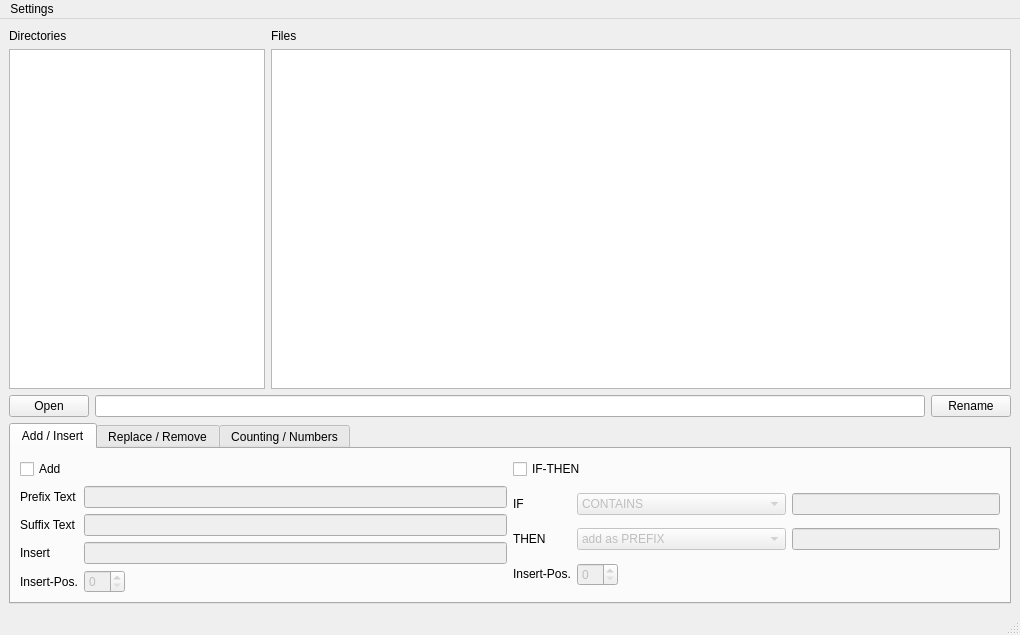
Before: the Qt Designer form mainwindow.ui in Addi90/ARenamerTool, drawn with Qt 5.
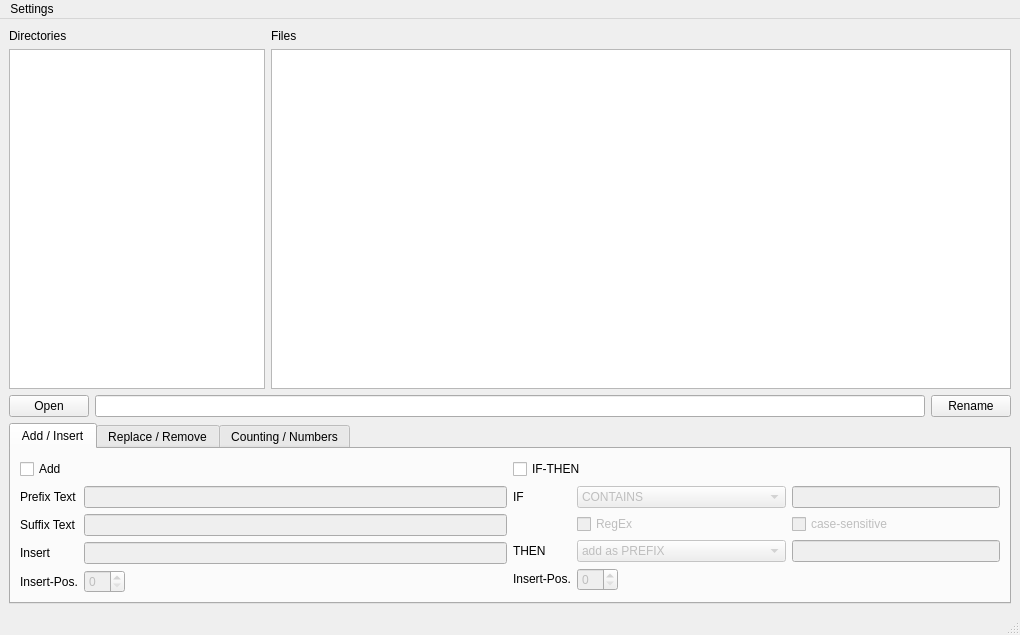
After: the same form once the commit is applied.

```diff
--- a/mainwindow.ui
+++ b/mainwindow.ui
@@ -204,7 +204,10 @@
             <property name="rightMargin">
              <number>0</number>
             </property>
-            <item row="2" column="0">
+            <item row="5" column="2">
+             <layout class="QHBoxLayout" name="horizontalLayout_8"/>
+            </item>
+            <item row="5" column="0">
              <widget class="QLabel" name="label_9">
               <property name="sizePolicy">
                <sizepolicy hsizetype="Preferred" vsizetype="Fixed">
@@ -217,7 +220,7 @@
               </property>
              </widget>
             </item>
-            <item row="2" column="1">
+            <item row="5" column="1">
              <widget class="QSpinBox" name="spinBox_5">
               <property name="enabled">
                <bool>false</bool>
@@ -266,7 +269,7 @@
               </item>
              </widget>
             </item>
-            <item row="1" column="1">
+            <item row="4" column="1">
              <widget class="QComboBox" name="comboBox_2">
               <property name="enabled">
                <bool>false</bool>
@@ -294,7 +297,7 @@
               </item>
              </widget>
             </item>
-            <item row="1" column="2">
+            <item row="4" column="2">
              <widget class="QLineEdit" name="lineEdit_7">
               <property name="enabled">
                <bool>false</bool>
@@ -307,13 +310,23 @@
               </property>
              </widget>
             </item>
-            <item row="1" column="0">
+            <item row="4" column="0">
              <widget class="QLabel" name="label_8">
               <property name="text">
                <string>THEN</string>
               </property>
              </widget>
             </item>
+            <item row="1" column="2">
+             <widget class="QCheckBox" name="checkBox_10">
+              <property name="enabled">
+               <bool>false</bool>
+              </property>
+              <property name="text">
+               <string>case-sensitive</string>
+              </property>
+             </widget>
+            </item>
             <item row="0" column="0">
              <widget class="QLabel" name="label_6">
               <property name="text">
@@ -321,6 +334,16 @@
               </property>
              </widget>
             </item>
+            <item row="1" column="1">
+             <widget class="QCheckBox" name="checkBox_11">
+              <property name="enabled">
+               <bool>false</bool>
+              </property>
+              <property name="text">
+               <string>RegEx</string>
+              </property>
+             </widget>
+            </item>
            </layout>
           </item>
          </layout>
```
Left out of the diff: 60 changed lines with no effect on the pictures.
